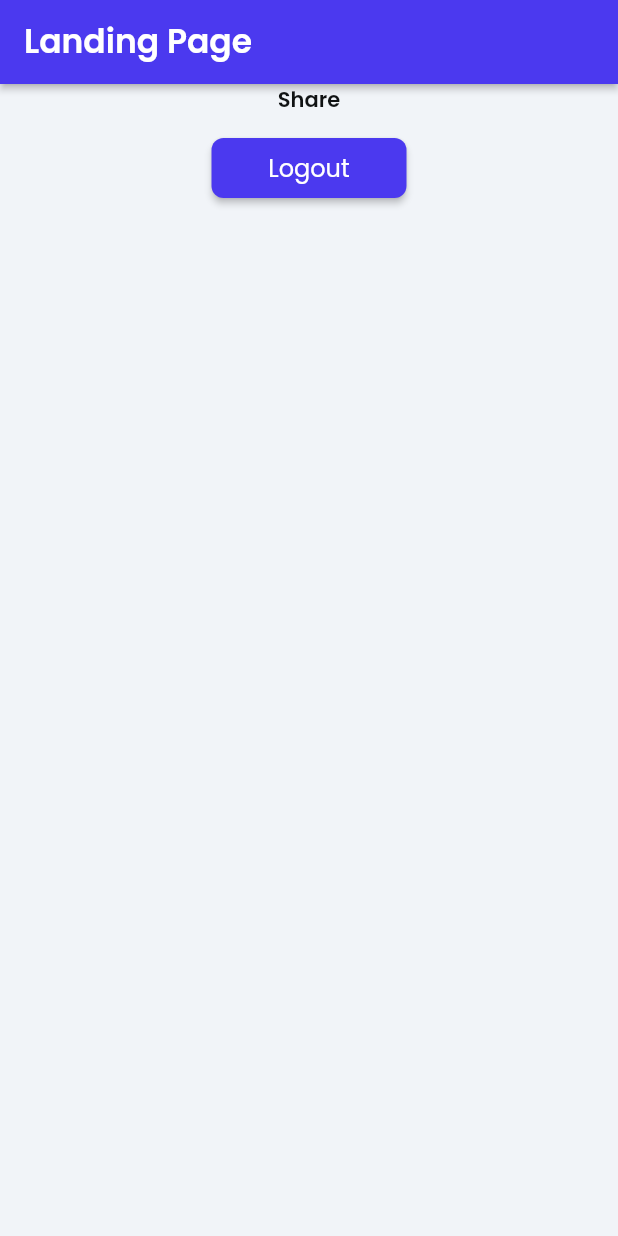
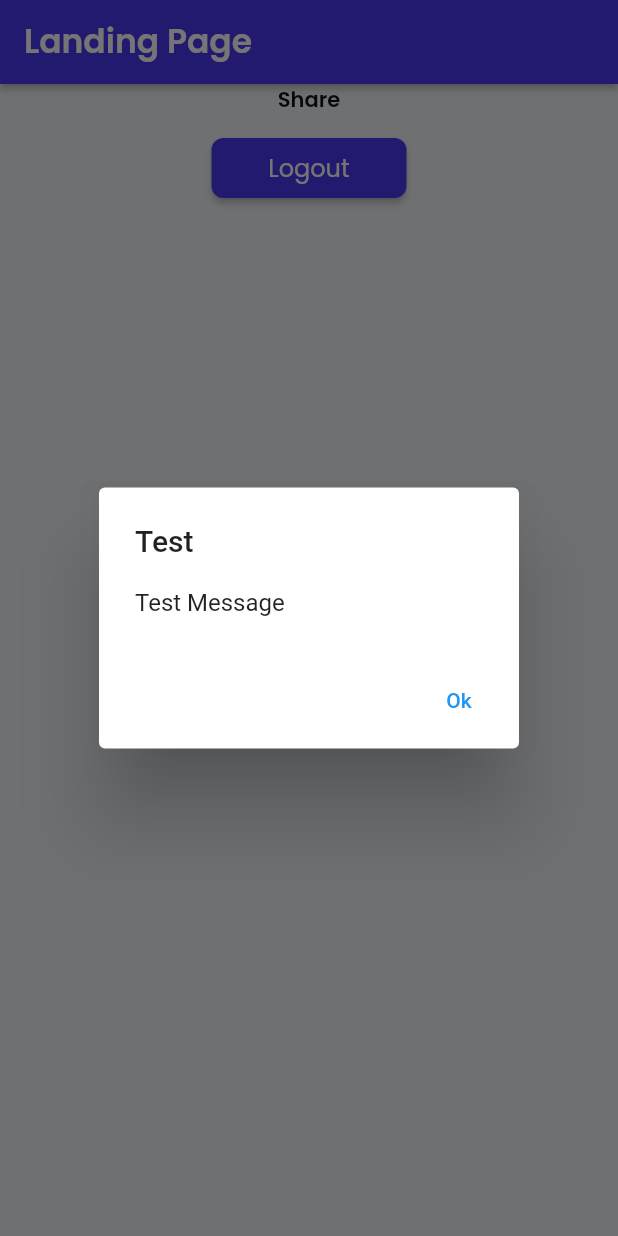
Before and after one commit to sahilkhosla/better-notion-m65hhz, a Flutter app: the LandingPageWidget screen opened directly, on a phone screen of 412 x 824 dp. Run offline on Flutter 3.47's test engine with Material 2 defaults, Android fonts, the phone set to English and light mode, and no system bars; drawn by our look-alikes of auto_size_text; our stand-ins replace equatable, firebase_auth, firebase_core, firebase_dynamic_links, font_awesome_flutter, from_css_color and 9 more; accounts and stored records are empty.

```diff
--- a/lib/landing_page/landing_page_widget.dart
+++ b/lib/landing_page/landing_page_widget.dart
@@ -1,5 +1,4 @@
 import '../auth/auth_util.dart';
-import '../backend/api_requests/api_calls.dart';
 import '../flutter_flow/flutter_flow_theme.dart';
 import '../flutter_flow/flutter_flow_util.dart';
 import '../flutter_flow/flutter_flow_widgets.dart';
@@ -21,53 +20,29 @@ class LandingPageWidget extends StatefulWidget {
 }
 
 class _LandingPageWidgetState extends State<LandingPageWidget> {
-  ApiCallResponse? apiResponse;
+  String _currentPageLink = '';
   final scaffoldKey = GlobalKey<ScaffoldState>();
-  String _currentPageLink = '';
 
   @override
   void initState() {
     super.initState();
     // On page load action.
     SchedulerBinding.instance.addPostFrameCallback((_) async {
-      apiResponse = await NotionTokenCall.call(
-        code: widget.code,
-      );
-      if ((apiResponse?.statusCode ?? 200) == 200 ? true : true) {
       await showDialog(
         context: context,
         builder: (alertDialogContext) {
           return AlertDialog(
-              title: Text('Success'),
-              content: Text(NotionTokenCall.accessToken(
-                (apiResponse?.jsonBody ?? ''),
-              ).toString()),
+            title: Text('Test'),
+            content: Text('Test Message'),
             actions: [
               TextButton(
                 onPressed: () => Navigator.pop(alertDialogContext),
-                  child: Text('Cool'),
+                child: Text('Ok'),
               ),
             ],
           );
         },
       );
-      } else {
-        await showDialog(
-          context: context,
-          builder: (alertDialogContext) {
-            return AlertDialog(
-              title: Text('Fail'),
-              content: Text((apiResponse?.statusCode ?? 200).toString()),
-              actions: [
-                TextButton(
-                  onPressed: () => Navigator.pop(alertDialogContext),
-                  child: Text('Boo'),
-                ),
-              ],
-            );
-          },
-        );
-      }
     });
   }
 
```
Lines whose indentation alone changed are shown as unchanged.
